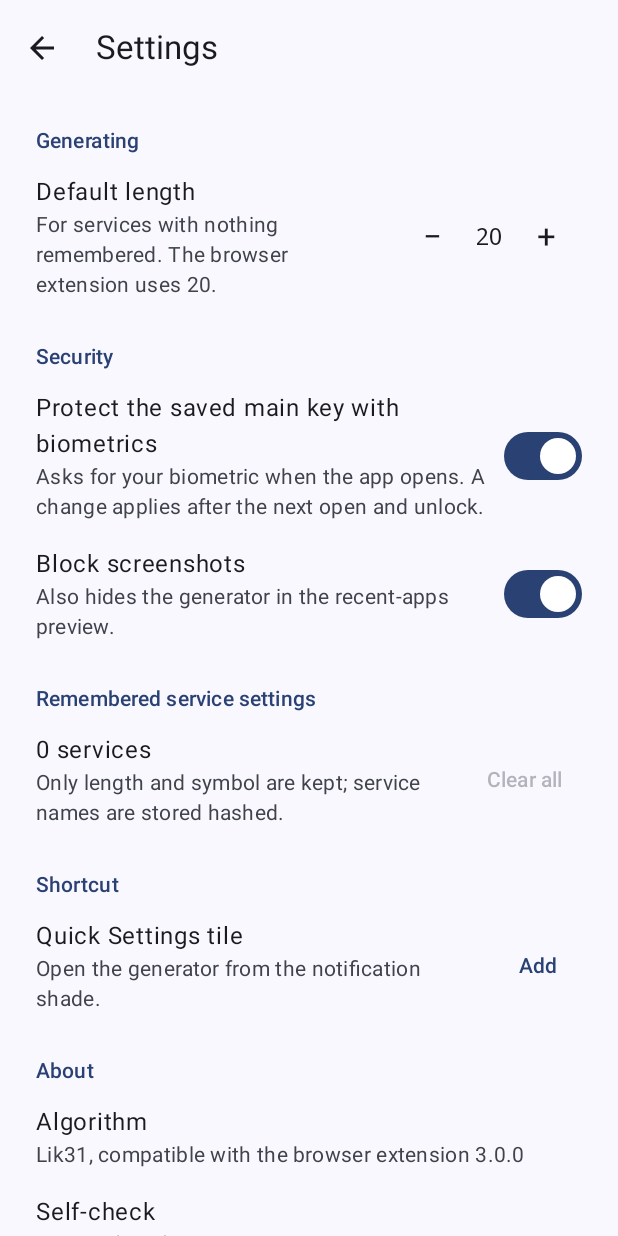
After one commit to Ayukawayen/Lik31-password-generator-Android, an Android app built with Jetpack Compose: the SettingsActivity screen opened directly, with no data from a screen before it, on a phone screen of 412 x 824 dp. The commit adds this screen. Run offline under Robolectric (Android 15) with nearby library versions, the phone set to English and light mode, and no system bars.

Commit message:
update: 加入設定頁

```diff
--- a/app/src/main/AndroidManifest.xml
+++ b/app/src/main/AndroidManifest.xml
@@ -35,6 +35,12 @@
             </intent-filter>
         </activity>
 
+        <activity
+            android:name=".entry.SettingsActivity"
+            android:exported="false"
+            android:label="@string/settings"
+            android:theme="@style/Theme.Lik31" />
+
         <service
             android:name=".entry.GeneratorTileService"
             android:exported="true"
--- a/app/src/main/kotlin/net/ayukawayen/lik31/data/AppSettings.kt
+++ b/app/src/main/kotlin/net/ayukawayen/lik31/data/AppSettings.kt
@@ -1,15 +1,31 @@
 package net.ayukawayen.lik31.data
 
 import android.content.SharedPreferences
+import net.ayukawayen.lik31.core.Lik31
 
-/** User preferences. The settings screen (a later phase) will edit these. */
+/** User preferences, edited on the settings screen. */
 class AppSettings(private val prefs: SharedPreferences) {
-    /** Protect a newly saved main key with biometrics when the device can. */
+    /** Length used for a service that has nothing remembered. */
+    var defaultLength: Int
+        get() = Lik31.clampLength(prefs.getInt(KEY_DEFAULT_LENGTH, Lik31.DEFAULT_LENGTH))
+        set(value) = prefs.edit().putInt(KEY_DEFAULT_LENGTH, Lik31.clampLength(value)).apply()
+
+    /**
+     * Protect the saved main key with biometrics when the device can.
+     * A change takes effect the next time the saved key is read or unlocked.
+     */
     var protectWithBiometrics: Boolean
         get() = prefs.getBoolean(KEY_BIOMETRICS, true)
         set(value) = prefs.edit().putBoolean(KEY_BIOMETRICS, value).apply()
 
+    /** Keep the generator out of screenshots, recordings and the recents preview. */
+    var secureWindow: Boolean
+        get() = prefs.getBoolean(KEY_SECURE_WINDOW, true)
+        set(value) = prefs.edit().putBoolean(KEY_SECURE_WINDOW, value).apply()
+
     private companion object {
+        const val KEY_DEFAULT_LENGTH = "default_length"
         const val KEY_BIOMETRICS = "protect_with_biometrics"
+        const val KEY_SECURE_WINDOW = "secure_window"
     }
 }
--- a/app/src/main/kotlin/net/ayukawayen/lik31/data/ServiceConfig.kt
+++ b/app/src/main/kotlin/net/ayukawayen/lik31/data/ServiceConfig.kt
@@ -15,6 +15,12 @@ data class ServiceConfig(val length: Int, val symbol: String)
 interface ServiceConfigStore {
     fun load(normalizedServiceKey: String): ServiceConfig?
     fun save(normalizedServiceKey: String, config: ServiceConfig)
+
+    /** How many services have remembered settings. */
+    fun count(): Int
+
+    /** Forgets every remembered setting. */
+    fun clearAll()
 }
 
 /** Text form of a [ServiceConfig]: "<length>:<symbol>", e.g. "14:@" or "20:". */
--- /dev/null
+++ b/app/src/main/kotlin/net/ayukawayen/lik31/entry/SettingsActivity.kt
@@ -0,0 +1,97 @@
+package net.ayukawayen.lik31.entry
+
+import android.app.StatusBarManager
+import android.content.ComponentName
+import android.graphics.drawable.Icon
+import android.os.Build
+import android.os.Bundle
+import androidx.activity.ComponentActivity
+import androidx.activity.compose.setContent
+import androidx.activity.enableEdgeToEdge
+import androidx.compose.runtime.getValue
+import androidx.compose.runtime.mutableStateOf
+import androidx.compose.runtime.setValue
+import net.ayukawayen.lik31.Lik31App
+import net.ayukawayen.lik31.R
+import net.ayukawayen.lik31.core.SelfCheck
+import net.ayukawayen.lik31.ui.settings.SettingsScreen
+import net.ayukawayen.lik31.ui.settings.SettingsUiState
+import net.ayukawayen.lik31.ui.theme.Lik31Theme
+
+/** Full-screen settings, opened from the round button on the generator card. */
+class SettingsActivity : ComponentActivity() {
+    private val lik31App: Lik31App get() = application as Lik31App
+
+    private var uiState by mutableStateOf(SettingsUiState())
+
+    override fun onCreate(savedInstanceState: Bundle?) {
+        super.onCreate(savedInstanceState)
+        enableEdgeToEdge()
+        uiState = readState()
+
+        setContent {
+            Lik31Theme {
+                SettingsScreen(
+                    state = uiState,
+                    onBack = ::finish,
+                    onDefaultLengthChange = {
+                        lik31App.settings.defaultLength = it
+                        uiState = uiState.copy(defaultLength = lik31App.settings.defaultLength)
+                    },
+                    onProtectWithBiometricsChange = {
+                        lik31App.settings.protectWithBiometrics = it
+                        uiState = uiState.copy(protectWithBiometrics = it)
+                    },
+                    onSecureWindowChange = {
+                        lik31App.settings.secureWindow = it
+                        uiState = uiState.copy(secureWindow = it)
+                    },
+                    onClearServiceConfigs = {
+                        lik31App.serviceConfigs.clearAll()
+                        uiState = uiState.copy(serviceConfigCount = 0)
+                    },
+                    onAddTile = ::requestAddTile,
+                )
+            }
+        }
+    }
+
+    override fun onStop() {
+        super.onStop()
+        // Leaving the app from here (home, app switch, screen off) also closes the
+        // generator waiting underneath, so nothing typed there lingers. Going back
+        // (isFinishing) or rotating keeps it.
+        if (!isFinishing && !isChangingConfigurations) finishAffinity()
+    }
+
+    private fun readState(): SettingsUiState {
+        val settings = lik31App.settings
+        return SettingsUiState(
+            defaultLength = settings.defaultLength,
+            protectWithBiometrics = settings.protectWithBiometrics,
+            biometricsSupported = Build.VERSION.SDK_INT >= Build.VERSION_CODES.P,
+            secureWindow = settings.secureWindow,
+            serviceConfigCount = lik31App.serviceConfigs.count(),
+            selfCheckPassed = SelfCheck.passed(),
+            selfCheckTotal = SelfCheck.caseCount,
+            versionName = try {
+                packageManager.getPackageInfo(packageName, 0).versionName.orEmpty()
+            } catch (e: Exception) {
+                ""
+            },
+            canAddTile = Build.VERSION.SDK_INT >= Build.VERSION_CODES.TIRAMISU,
+        )
+    }
+
+    /** Android 13+: asks the system to offer adding the Quick Settings tile. */
+    private fun requestAddTile() {
+        if (Build.VERSION.SDK_INT < Build.VERSION_CODES.TIRAMISU) return
+        val statusBar = getSystemService(StatusBarManager::class.java) ?: return
+        statusBar.requestAddTileService(
+            ComponentName(this, GeneratorTileService::class.java),
+            getString(R.string.tile_label),
+            Icon.createWithResource(this, R.drawable.ic_tile),
+            mainExecutor,
+        ) { }
+    }
+}
--- /dev/null
+++ b/app/src/main/kotlin/net/ayukawayen/lik31/ui/settings/SettingsScreen.kt
@@ -0,0 +1,275 @@
+package net.ayukawayen.lik31.ui.settings
+
+import androidx.compose.foundation.layout.Column
+import androidx.compose.foundation.layout.Row
+import androidx.compose.foundation.layout.WindowInsets
+import androidx.compose.foundation.layout.fillMaxSize
+import androidx.compose.foundation.layout.fillMaxWidth
+import androidx.compose.foundation.layout.heightIn
+import androidx.compose.foundation.layout.padding
+import androidx.compose.foundation.layout.safeDrawing
+import androidx.compose.foundation.layout.widthIn
+import androidx.compose.foundation.layout.windowInsetsPadding
+import androidx.compose.foundation.rememberScrollState
+import androidx.compose.foundation.verticalScroll
+import androidx.compose.material3.AlertDialog
+import androidx.compose.material3.Icon
+import androidx.compose.material3.IconButton
+import androidx.compose.material3.MaterialTheme
+import androidx.compose.material3.Surface
+import androidx.compose.material3.Switch
+import androidx.compose.material3.Text
+import androidx.compose.material3.TextButton
+import androidx.compose.runtime.Composable
+import androidx.compose.runtime.getValue
+import androidx.compose.runtime.mutableStateOf
+import androidx.compose.runtime.remember
+import androidx.compose.runtime.setValue
+import androidx.compose.ui.Alignment
+import androidx.compose.ui.Modifier
+import androidx.compose.ui.res.painterResource
+import androidx.compose.ui.res.stringResource
+import androidx.compose.ui.semantics.contentDescription
+import androidx.compose.ui.semantics.semantics
+import androidx.compose.ui.text.font.FontFamily
+import androidx.compose.ui.text.style.TextAlign
+import androidx.compose.ui.unit.dp
+import net.ayukawayen.lik31.R
+import net.ayukawayen.lik31.core.Lik31
+
+/** Everything the settings screen shows. */
+data class SettingsUiState(
+    val defaultLength: Int = Lik31.DEFAULT_LENGTH,
+    val protectWithBiometrics: Boolean = true,
+    /** False on Android versions where the app cannot offer biometric protection. */
+    val biometricsSupported: Boolean = true,
+    val secureWindow: Boolean = true,
+    val serviceConfigCount: Int = 0,
+    val selfCheckPassed: Int = 0,
+    val selfCheckTotal: Int = 0,
+    val versionName: String = "",
+    val canAddTile: Boolean = false,
+)
+
+@Composable
+fun SettingsScreen(
+    state: SettingsUiState,
+    onBack: () -> Unit,
+    onDefaultLengthChange: (Int) -> Unit,
+    onProtectWithBiometricsChange: (Boolean) -> Unit,
+    onSecureWindowChange: (Boolean) -> Unit,
+    onClearServiceConfigs: () -> Unit,
+    onAddTile: () -> Unit,
+) {
+    var confirmClear by remember { mutableStateOf(false) }
+
+    Surface(
+        modifier = Modifier.fillMaxSize(),
+        color = MaterialTheme.colorScheme.surface,
+    ) {
+        Column(
+            modifier = Modifier
+                .windowInsetsPadding(WindowInsets.safeDrawing)
+                .verticalScroll(rememberScrollState())
+                .padding(bottom = 24.dp),
+        ) {
+            // Top bar
+            Row(
+                modifier = Modifier
+                    .fillMaxWidth()
+                    .heightIn(min = 64.dp)
+                    .padding(horizontal = 4.dp),
+                verticalAlignment = Alignment.CenterVertically,
+            ) {
+                IconButton(onClick = onBack) {
+                    Icon(
+                        painter = painterResource(R.drawable.ic_arrow_back),
+                        contentDescription = stringResource(R.string.back),
+                    )
+                }
+                Text(
+                    text = stringResource(R.string.settings),
+                    modifier = Modifier.padding(start = 12.dp),
+                    style = MaterialTheme.typography.titleLarge,
+                )
+            }
+
+            SectionTitle(R.string.settings_section_generate)
+            SettingRow(
+                title = stringResource(R.string.settings_default_length),
+                subtitle = stringResource(R.string.settings_default_length_hint),
+            ) {
+                LengthStepper(value = state.defaultLength, onChange = onDefaultLengthChange)
+            }
+
+            SectionTitle(R.string.settings_section_security)
+            SettingRow(
+                title = stringResource(R.string.settings_biometrics),
+                subtitle = stringResource(
+                    if (state.biometricsSupported) {
+                        R.string.settings_biometrics_hint
+                    } else {
+                        R.string.settings_biometrics_unsupported
+                    },
+                ),
+            ) {
+                Switch(
+                    checked = state.protectWithBiometrics && state.biometricsSupported,
+                    onCheckedChange = onProtectWithBiometricsChange,
+                    enabled = state.biometricsSupported,
+                )
+            }
+            SettingRow(
+                title = stringResource(R.string.settings_secure_window),
+                subtitle = stringResource(R.string.settings_secure_window_hint),
+            ) {
+                Switch(checked = state.secureWindow, onCheckedChange = onSecureWindowChange)
+            }
+
+            SectionTitle(R.string.settings_section_services)
+            SettingRow(
+                title = stringResource(R.string.settings_service_count, state.serviceConfigCount),
+                subtitle = stringResource(R.string.settings_service_count_hint),
+            ) {
+                TextButton(
+                    onClick = { confirmClear = true },
+                    enabled = state.serviceConfigCount > 0,
+                ) {
+                    Text(stringResource(R.string.settings_clear_all))
+                }
+            }
+
+            if (state.canAddTile) {
+                SectionTitle(R.string.settings_section_shortcut)
+                SettingRow(
+                    title = stringResource(R.string.settings_add_tile),
+                    subtitle = stringResource(R.string.settings_add_tile_hint),
+                ) {
+                    TextButton(onClick = onAddTile) {
+                        Text(stringResource(R.string.settings_add))
+                    }
+                }
+            }
+
+            SectionTitle(R.string.settings_section_about)
+            SettingRow(
+                title = stringResource(R.string.settings_algorithm),
+                subtitle = stringResource(R.string.settings_algorithm_hint),
+            )
+            val checkOk = state.selfCheckTotal > 0 && state.selfCheckPassed == state.selfCheckTotal
+            SettingRow(
+                title = stringResource(R.string.settings_self_check),
+                subtitle = stringResource(
+                    if (checkOk) R.string.settings_self_check_ok else R.string.settings_self_check_failed,
+                    state.selfCheckPassed,
+                    state.selfCheckTotal,
+                ),
+                subtitleIsError = !checkOk,
+            )
+            SettingRow(
+                title = stringResource(R.string.settings_version),
+                subtitle = state.versionName,
+            )
+        }
+    }
+
+    if (confirmClear) {
+        AlertDialog(
+            onDismissRequest = { confirmClear = false },
+            title = { Text(stringResource(R.string.settings_clear_title)) },
+            text = { Text(stringResource(R.string.settings_clear_text)) },
+            confirmButton = {
+                TextButton(
+                    onClick = {
+                        confirmClear = false
+                        onClearServiceConfigs()
+                    },
+                ) {
+                    Text(stringResource(R.string.settings_clear_all))
+                }
+            },
+            dismissButton = {
+                TextButton(onClick = { confirmClear = false }) {
+                    Text(stringResource(R.string.cancel))
+                }
+            },
+        )
+    }
+}
+
+@Composable
+private fun SectionTitle(textRes: Int) {
+    Text(
+        text = stringResource(textRes),
+        modifier = Modifier.padding(start = 24.dp, end = 24.dp, top = 20.dp, bottom = 4.dp),
+        style = MaterialTheme.typography.labelLarge,
+        color = MaterialTheme.colorScheme.primary,
+    )
+}
+
+@Composable
+private fun SettingRow(
+    title: String,
+    subtitle: String,
+    subtitleIsError: Boolean = false,
+    trailing: @Composable (() -> Unit)? = null,
+) {
+    Row(
+        modifier = Modifier
+            .fillMaxWidth()
+            .heightIn(min = 56.dp)
+            .padding(horizontal = 24.dp, vertical = 8.dp),
+        verticalAlignment = Alignment.CenterVertically,
+    ) {
+        Column(modifier = Modifier.weight(1f)) {
+            Text(text = title, style = MaterialTheme.typography.bodyLarge)
+            if (subtitle.isNotEmpty()) {
+                Text(
+                    text = subtitle,
+                    style = MaterialTheme.typography.bodyMedium,
+                    color = if (subtitleIsError) {
+                        MaterialTheme.colorScheme.error
+                    } else {
+                        MaterialTheme.colorScheme.onSurfaceVariant
+                    },
+                )
+            }
+        }
+        if (trailing != null) {
+            Row(
+                modifier = Modifier.padding(start = 12.dp),
+                verticalAlignment = Alignment.CenterVertically,
+            ) {
+                trailing()
+            }
+        }
+    }
+}
+
+/** − number + for the default length. */
+@Composable
+private fun LengthStepper(value: Int, onChange: (Int) -> Unit) {
+    val decreaseLabel = stringResource(R.string.decrease_length)
+    val increaseLabel = stringResource(R.string.increase_length)
+    IconButton(
+        onClick = { onChange(value - 1) },
+        enabled = value > Lik31.MIN_LENGTH,
+        modifier = Modifier.semantics { contentDescription = decreaseLabel },
+    ) {
+        Text("−", style = MaterialTheme.typography.titleLarge)
+    }
+    Text(
+        text = value.toString(),
+        modifier = Modifier.widthIn(min = 28.dp),
+        fontFamily = FontFamily.Monospace,
+        style = MaterialTheme.typography.titleMedium,
+        textAlign = TextAlign.Center,
+    )
+    IconButton(
+        onClick = { onChange(value + 1) },
+        enabled = value < Lik31.MAX_LENGTH,
+        modifier = Modifier.semantics { contentDescription = increaseLabel },
+    ) {
+        Text("+", style = MaterialTheme.typography.titleLarge)
+    }
+}
--- /dev/null
+++ b/app/src/main/res/drawable/ic_arrow_back.xml
@@ -0,0 +1,11 @@
+<?xml version="1.0" encoding="utf-8"?>
+<vector xmlns:android="http://schemas.android.com/apk/res/android"
+    android:width="24dp"
+    android:height="24dp"
+    android:viewportWidth="24"
+    android:viewportHeight="24"
+    android:autoMirrored="true">
+    <path
+        android:fillColor="#FF000000"
+        android:pathData="M20,11H7.83l5.59,-5.59L12,4l-8,8 8,8 1.41,-1.41L7.83,13H20v-2z" />
+</vector>
--- a/app/src/main/res/values/strings.xml
+++ b/app/src/main/res/values/strings.xml
@@ -40,4 +40,32 @@
     <string name="unlock_title">Unlock Lik31</string>
     <string name="unlock_subtitle">Use your biometric to unlock the saved main key</string>
     <string name="unlock_type_instead">Type the main key instead</string>
+    <string name="settings">Settings</string>
+    <string name="back">Back</string>
+    <string name="settings_section_generate">Generating</string>
+    <string name="settings_default_length">Default length</string>
+    <string name="settings_default_length_hint">For services with nothing remembered. The browser extension uses 20.</string>
+    <string name="settings_section_security">Security</string>
+    <string name="settings_biometrics">Protect the saved main key with biometrics</string>
+    <string name="settings_biometrics_hint">Asks for your biometric when the app opens. A change applies after the next open and unlock.</string>
+    <string name="settings_biometrics_unsupported">Needs Android 9 or later.</string>
+    <string name="settings_secure_window">Block screenshots</string>
+    <string name="settings_secure_window_hint">Also hides the generator in the recent-apps preview.</string>
+    <string name="settings_section_services">Remembered service settings</string>
+    <string name="settings_service_count">%1$d services</string>
+    <string name="settings_service_count_hint">Only length and symbol are kept; service names are stored hashed.</string>
+    <string name="settings_clear_all">Clear all</string>
+    <string name="settings_clear_title">Clear remembered settings?</string>
+    <string name="settings_clear_text">The length and symbol remembered for every service will be forgotten. The saved main key is not affected.</string>
+    <string name="settings_section_shortcut">Shortcut</string>
+    <string name="settings_add_tile">Quick Settings tile</string>
+    <string name="settings_add_tile_hint">Open the generator from the notification shade.</string>
+    <string name="settings_add">Add</string>
+    <string name="settings_section_about">About</string>
+    <string name="settings_algorithm">Algorithm</string>
+    <string name="settings_algorithm_hint">Lik31, compatible with the browser extension 3.0.0</string>
+    <string name="settings_self_check">Self-check</string>
+    <string name="settings_self_check_ok">Passed (%1$d / %2$d)</string>
+    <string name="settings_self_check_failed">FAILED (%1$d / %2$d): passwords on this device may be wrong</string>
+    <string name="settings_version">Version</string>
 </resources>
--- a/app/src/main/res/values/themes.xml
+++ b/app/src/main/res/values/themes.xml
@@ -8,4 +8,7 @@
         <item name="android:backgroundDimAmount">0.6</item>
         <item name="android:windowAnimationStyle">@android:style/Animation.Dialog</item>
     </style>
+
+    <!-- Ordinary full-screen window (settings); Compose draws all content. -->
+    <style name="Theme.Lik31" parent="android:Theme.Material.NoActionBar" />
 </resources>
--- /dev/null
+++ b/core-lik31/src/main/kotlin/net/ayukawayen/lik31/core/SelfCheck.kt
@@ -0,0 +1,30 @@
+package net.ayukawayen.lik31.core
+
+/**
+ * A few known answers (taken from the browser extension) that the app can
+ * verify on the device it runs on. The full comparison lives in the unit
+ * tests; this guards against a broken runtime (crypto provider, Unicode
+ * tables) on one particular device.
+ */
+object SelfCheck {
+    private class Case(val mainKey: String, val serviceKey: String, val symbol: String, val length: Int, val expected: String)
+
+    private val CASES = listOf(
+        Case("correct horse", "github.com", "", 20, "Yey06Puf32Jix51Net95"),
+        Case("correct horse", "GitHub.com", "!", 16, "Yey06!Puf32Jix51"),
+        Case("correct horse", "google.com", "@", 14, "Tas57@Fug72Wer"),
+        Case("", "github.com", "", 20, "Kup69Wes25Hid99Gig54"),
+        Case("correct horse", "github.com ", "", 20, "Gaf37Kif65Pig48Doz52"),
+    )
+
+    val caseCount: Int get() = CASES.size
+
+    /** Number of cases that produce the expected password; equals [caseCount] when all is well. */
+    fun passed(): Int = CASES.count {
+        try {
+            Lik31.generate(it.mainKey, it.serviceKey, it.symbol, it.length) == it.expected
+        } catch (e: Exception) {
+            false
+        }
+    }
+}
```
Also changed, not shown: app/src/main/kotlin/net/ayukawayen/lik31/data/PrefsServiceConfigStore.kt (+9 -0 lines), app/src/main/kotlin/net/ayukawayen/lik31/entry/GeneratorActivity.kt (+27 -4 lines), app/src/main/kotlin/net/ayukawayen/lik31/ui/generator/GeneratorDialog.kt (+46 -3 lines), app/src/main/kotlin/net/ayukawayen/lik31/ui/generator/GeneratorViewModel.kt (+17 -1 lines), app/src/main/res/drawable/ic_settings.xml (added, +10 -0 lines), 3 other files.
